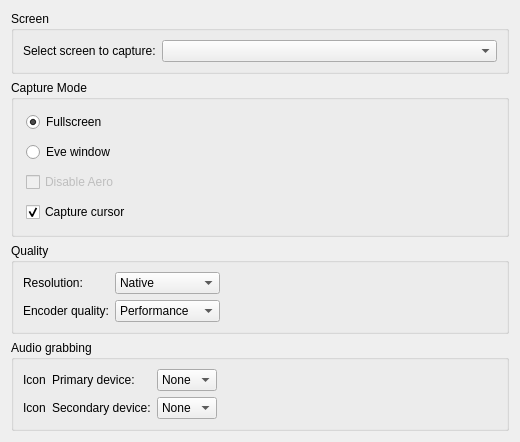
This is client/src/ui/preferences/recordingsettingswidget.ui in networkoptix/nx_open as Qt 5 draws it before an edit. The edited form follows.
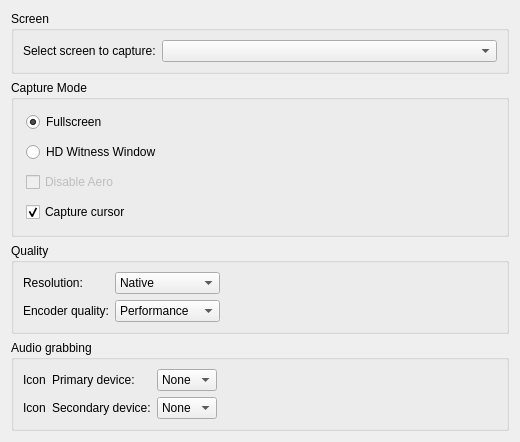
This is the edited form.

Patch:
```diff
--- a/client/src/ui/preferences/recordingsettingswidget.ui
+++ b/client/src/ui/preferences/recordingsettingswidget.ui
@@ -7,7 +7,7 @@
     <x>0</x>
     <y>0</y>
     <width>520</width>
-    <height>384</height>
+    <height>390</height>
    </rect>
   </property>
   <property name="windowTitle">
@@ -80,7 +80,7 @@
          <string comment="Grabs Eve window"/>
         </property>
         <property name="text">
-         <string>Eve window</string>
+         <string>HD Witness Window</string>
         </property>
        </widget>
       </item>
```
